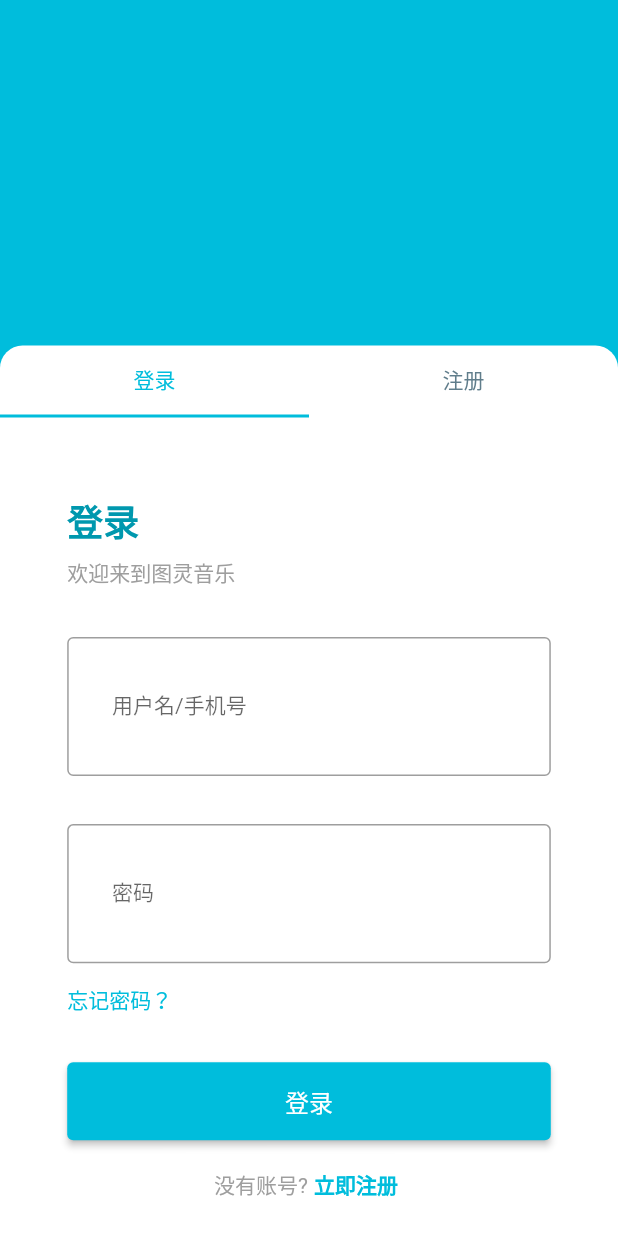
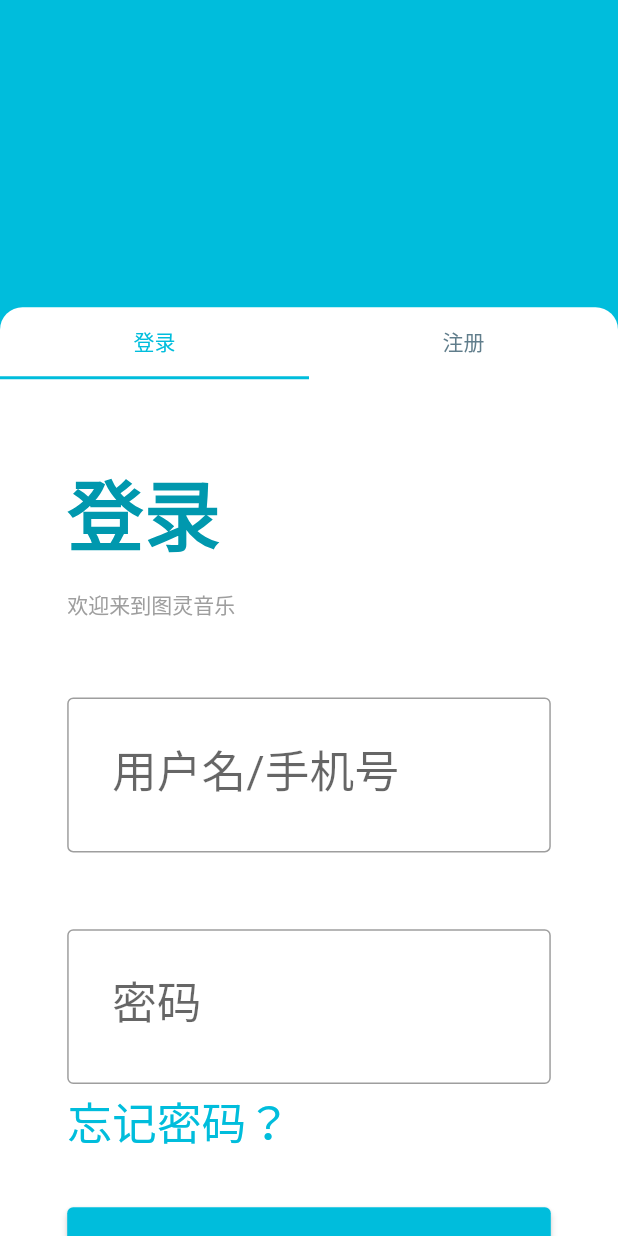
Before and after one commit to Fuarm/tuling-music-app, a Flutter app: the LoginPage screen opened by its route, on a phone screen of 412 x 824 dp. Run offline on Flutter 3.47's test engine with Material 2 defaults, Android fonts, the phone set to English and light mode, and no system bars; network calls fail.

Commit message:
fix: 登录页使用SingleChildScrollView修复页面超出问题，首页SingleChildScrollView更换为基于Sliver的按需加载组件ListView

```diff
--- a/lib/main.dart
+++ b/lib/main.dart
@@ -19,7 +19,7 @@ class TuLingMusic extends StatelessWidget {
         primarySwatch: primaryColors,
         tabBarTheme: tabBarTheme,
       ),
-      // initialRoute: '/',
+      initialRoute: '/login',
       home: const BottomTabBar(),
       routes: {
         '/login': (context) => const LoginPage()
--- a/lib/pages/bottom_tab_bar/bottom_tab_bar.dart
+++ b/lib/pages/bottom_tab_bar/bottom_tab_bar.dart
@@ -1,6 +1,6 @@
 import 'package:flutter/material.dart';
 import 'package:tuling_music_app/pages/home/home_page.dart';
-import 'package:tuling_music_app/pages/login/login_page.dart';
+import 'package:tuling_music_app/pages/user/user_page.dart';
 
 class BottomTabBar extends StatefulWidget {
   const BottomTabBar({Key? key}) : super(key: key);
@@ -42,7 +42,7 @@ class _BottomTabBarState extends State<BottomTabBar> {
       body: PageView(
         children: const [
           HomePage(),
-          LoginPage()
+          UserPage()
         ],
         controller: _pageController,
         onPageChanged: _onPageChanged,
--- a/lib/pages/home/header.dart
+++ b/lib/pages/home/header.dart
@@ -12,7 +12,7 @@ class Header extends StatelessWidget {
       height: Sizes.size20 * 36,
       child: Stack(
         children: [
-          const NotificationArea(),
+          NotificationArea(),
           Transform.translate(
             offset: Offset(0, Sizes.size20 * 14),
             child: const CategoryBanner(),
--- a/lib/pages/home/home_page.dart
+++ b/lib/pages/home/home_page.dart
@@ -18,7 +18,7 @@ class HomePage extends StatefulWidget {
 class _HomePageState extends State<HomePage> {
 
   final ScrollController _controller = ScrollController();
-  final double _stateBarHeight = window.padding.top / window.devicePixelRatio;
+  final double _stateBarHeight = MediaQueryData.fromWindow(window).padding.top;
   double _sigma = 0;
 
 
@@ -51,9 +51,9 @@ class _HomePageState extends State<HomePage> {
     return Scaffold(
       body: Stack(
         children: [
-          SingleChildScrollView(
+          ListView(
             controller: _controller,
-            child: Column(
+            padding: const EdgeInsets.all(0),
             children: [
               const Header(),
               PlateTitle(title: "流行音乐家", onPress: () {}),
@@ -152,7 +152,6 @@ class _HomePageState extends State<HomePage> {
               const MusicList(),
             ],
           ),
-          ),
           Positioned(
             top: 0,
             child: ClipRect(
--- a/lib/pages/home/notification_area.dart
+++ b/lib/pages/home/notification_area.dart
@@ -1,14 +1,19 @@
+import 'dart:ui';
+
 import 'package:flutter/material.dart';
 import 'package:tuling_music_app/theme.dart';
 import 'package:tuling_music_app/utils/sizes.dart';
 
 class NotificationArea extends StatelessWidget {
-  const NotificationArea({Key? key}) : super(key: key);
+  NotificationArea({Key? key}) : super(key: key);
+
+  final double _stateBarHeight = MediaQueryData.fromWindow(window).padding.top;
 
   @override
   Widget build(BuildContext context) {
     return Container(
         width: MediaQuery.of(context).size.width,
+        height: Sizes.size32 * 12 + _stateBarHeight,
         decoration: BoxDecoration(
             image: DecorationImage(
                 image: Image.network('https://img2.baidu.com/it/u=4162224702,2932016509&fm=253&fmt=auto&app=138&f=JPEG?w=500&h=500').image,
@@ -18,13 +23,10 @@ class NotificationArea extends StatelessWidget {
             borderRadius: BorderRadius.only(bottomRight: Radius.circular(Sizes.size48 * 4))
         ),
         clipBehavior: Clip.hardEdge,
-        child: SafeArea(
-            child: SizedBox(
-                height: Sizes.size32 * 12,
         child: Column(
           children: [
             Container(
-                      height: Sizes.size42 * 4,
+              margin: EdgeInsets.only(top: Sizes.size36 + _stateBarHeight),
               padding: EdgeInsets.symmetric(horizontal: Sizes.size48),
               child: Row(
                 mainAxisAlignment: MainAxisAlignment.spaceBetween,
@@ -114,8 +116,6 @@ class NotificationArea extends StatelessWidget {
             )
           ],
         ),
-            ),
-        ),
       );
   }
 }
--- a/lib/pages/login/login_page.dart
+++ b/lib/pages/login/login_page.dart
@@ -1,3 +1,5 @@
+import 'dart:ui';
+
 import 'package:flutter/material.dart';
 import 'package:tuling_music_app/theme.dart';
 import 'package:tuling_music_app/utils/sizes.dart';
@@ -14,6 +16,8 @@ class LoginPage extends StatefulWidget {
 class _LoginPageState extends State<LoginPage> with TickerProviderStateMixin {
 
   late TabController _tabController;
+  final double _stateBarHeight = MediaQueryData.fromWindow(window).padding.top;
+  final double _height = MediaQueryData.fromWindow(window).size.height;
 
   @override
   void initState() {
@@ -24,17 +28,13 @@ class _LoginPageState extends State<LoginPage> with TickerProviderStateMixin {
   @override
   Widget build(BuildContext context) {
     return Scaffold(
-      body: SingleChildScrollView(
-        child: Container(
+      body: Container(
+        width: MediaQuery.of(context).size.width,
         color: primaryColors,
-          width: MediaQuery.of(context).size.width,
-          height: MediaQuery.of(context).size.height,
-          child: SafeArea(
-            bottom: false,
         child: Column(
           children: [
-                SizedBox(height: Sizes.size54 * 4),
-                Flexible(
+            SizedBox(height: Sizes.size48 * 4 + _stateBarHeight),
+            Expanded(
               child: Container(
                   decoration: const BoxDecoration(
                     color: Colors.white,
@@ -43,8 +43,6 @@ class _LoginPageState extends State<LoginPage> with TickerProviderStateMixin {
                       topRight: Radius.circular(15)
                     )
                   ),
-                    child: SafeArea(
-                      top: false,
                   child: Column(
                     children: [
                       TabBar(
@@ -54,12 +52,15 @@ class _LoginPageState extends State<LoginPage> with TickerProviderStateMixin {
                           Tab(text: "注册"),
                         ]
                       ),
-                          Flexible(
+                      Expanded(
                         child: TabBarView(
                           controller: _tabController,
-                              children: const [
-                                SignIn(),
-                                SignUp(),
+                          children: [
+                            SignIn(
+                                height: _height - Sizes.size48 * 6 - _stateBarHeight,
+                                tabController: _tabController
+                            ),
+                            const SignUp(),
                           ],
                         ),
                       ),
@@ -67,10 +68,7 @@ class _LoginPageState extends State<LoginPage> with TickerProviderStateMixin {
                   ),
                 ),
             ),
-                ),
           ],
-            ),
-          ),
         ),
       ),
     );
--- a/lib/pages/login/sign_in.dart
+++ b/lib/pages/login/sign_in.dart
@@ -1,10 +1,19 @@
+import 'dart:ui';
+
 import 'package:flutter/material.dart';
 import 'package:tuling_music_app/theme.dart';
 import 'package:tuling_music_app/utils/sizes.dart';
 
 class SignIn extends StatefulWidget {
 
-  const SignIn({Key? key}) : super(key: key);
+  const SignIn({
+    Key? key,
+    required this.height,
+    required this.tabController
+  }) : super(key: key);
+
+  final double height;
+  final TabController tabController;
 
   @override
   State<SignIn> createState() => _SignInState();
@@ -12,71 +21,77 @@ class SignIn extends StatefulWidget {
 
 class _SignInState extends State<SignIn> {
 
+  final double _safeAreaBottom = MediaQueryData.fromWindow(window).padding.bottom;
+
   @override
   Widget build(BuildContext context) {
     final ButtonStyle style = ElevatedButton.styleFrom(
       onPrimary: Colors.white,
-      textStyle: const TextStyle(fontSize: 16),
+      textStyle: TextStyle(fontSize: Sizes.size32),
       padding: const EdgeInsets.all(14.0)
     );
 
-    return Container(
+    return SingleChildScrollView(
+      child: Container(
+        constraints: BoxConstraints(
+          minHeight: widget.height
+        ),
         padding: EdgeInsets.only(
           left: Sizes.size42,
           right: Sizes.size42,
           top: Sizes.size48,
         ),
+        child: IntrinsicHeight(
           child: Column(
             children: [
-          Expanded(
-            child: Column(
+              Column(
                 crossAxisAlignment: CrossAxisAlignment.start,
                 children: [
                   Text("登录",
                     style: TextStyle(
-                    fontSize: 24,
+                      fontSize: Sizes.size48,
                       color: primaryColors.shade700,
                       fontWeight: FontWeight.bold,
                     ),
                   ),
-                const SizedBox(height: 6),
+                  SizedBox(height: Sizes.size12),
                   const Text("欢迎来到图灵音乐",
                     style: TextStyle(
                         fontSize: 14,
                         color: Colors.grey
                     ),
                   ),
-                const SizedBox(height: 32),
+                  SizedBox(height: Sizes.size24 * 2),
                   TextField(
-                  style: const TextStyle(fontSize: 14),
+                    style: TextStyle(fontSize: Sizes.size28),
                     decoration: InputDecoration(
-                    floatingLabelStyle: const TextStyle(fontSize: 16),
-                    contentPadding: EdgeInsets.symmetric(horizontal: Sizes.size28, vertical: Sizes.size36),
+                      floatingLabelStyle: TextStyle(fontSize: Sizes.size32),
+                      contentPadding: EdgeInsets.symmetric(horizontal: Sizes.size28, vertical: Sizes.size32),
                       border: const OutlineInputBorder(),
                       labelText: '用户名/手机号',
                     ),
                   ),
-                const SizedBox(height: 32),
+                  SizedBox(height: Sizes.size48),
                   TextField(
                     obscureText: true,
-                  style: const TextStyle(fontSize: 14),
+                    style: TextStyle(fontSize: Sizes.size28),
                     decoration: InputDecoration(
-                    floatingLabelStyle: const TextStyle(fontSize: 16),
-                    contentPadding: EdgeInsets.symmetric(horizontal: Sizes.size28, vertical: Sizes.size36),
+                      floatingLabelStyle: TextStyle(fontSize: Sizes.size32),
+                      contentPadding: EdgeInsets.symmetric(horizontal: Sizes.size28, vertical: Sizes.size32),
                       border: const OutlineInputBorder(),
                       labelText: '密码',
                     ),
                   ),
                   TextButton(
                     style: TextButton.styleFrom(
-                    textStyle: const TextStyle(fontSize: 14),
+                        textStyle: TextStyle(fontSize: Sizes.size28),
                         primary: Colors.white,
                         padding: const EdgeInsets.all(0)
                     ),
                     onPressed: () {},
                     child: const Text('忘记密码？', style: TextStyle(color: primaryColors)),
                   ),
-                const SizedBox(height: 18),
+                  SizedBox(height: Sizes.size32),
                   FractionallySizedBox(
                     widthFactor: 1,
                     child: ElevatedButton(
@@ -85,9 +100,38 @@ class _SignInState extends State<SignIn> {
                       child: const Text("登录"),
                     ),
                   ),
+                  const SizedBox(height: 24),
+                ],
+              ),
+              const Expanded(
+                child: SizedBox(),
+              ),
+              Column(
+                children: [
+                  Text("其他登录方式", style: secondaryText),
+                  SizedBox(height: Sizes.size32),
+                  SingleChildScrollView(
+                    scrollDirection: Axis.horizontal,
+                    child: Row(
+                      children: [
+                        const CircleAvatar(
+                          backgroundColor: Colors.lightBlue,
+                          child: Icon(Icons.fingerprint, color: Colors.white),
+                        ),
+                        SizedBox(width: Sizes.size24),
+                        const CircleAvatar(
+                          backgroundColor: Colors.green,
+                          child: Icon(Icons.construction_sharp, color: Colors.white),
+                        ),
+                        SizedBox(width: Sizes.size24),
+                        const CircleAvatar(
+                          backgroundColor: Colors.black,
+                          child: Icon(Icons.local_fire_department, color: Colors.white),
+                        ),
                       ],
                     ),
                   ),
+                  SizedBox(height: Sizes.size24),
                   Row(
                     mainAxisAlignment: MainAxisAlignment.center,
                     children: [
@@ -96,14 +140,20 @@ class _SignInState extends State<SignIn> {
                         style: TextButton.styleFrom(
                           textStyle: const TextStyle(fontSize: 14, fontWeight: FontWeight.bold),
                           primary: Colors.white,
-                  padding: const EdgeInsets.symmetric(vertical: 24),
                         ),
-                onPressed: () {},
+                        onPressed: () {
+                          widget.tabController.animateTo(1);
+                        },
                         child: const Text('立即注册', style: TextStyle(color: primaryColors)),
                       ),
                     ],
-          )
+                  ),
                 ],
+              ),
+              SizedBox(height: _safeAreaBottom),
+            ],
+          ),
+        ),
       ),
     );
   }
--- /dev/null
+++ b/lib/pages/user/user_page.dart
@@ -0,0 +1,17 @@
+import 'package:flutter/material.dart';
+
+class UserPage extends StatefulWidget {
+  const UserPage({Key? key}) : super(key: key);
+
+  @override
+  State<UserPage> createState() => _UserPageState();
+}
+
+class _UserPageState extends State<UserPage> {
+  @override
+  Widget build(BuildContext context) {
+    return const Center(
+      child: Text("this is user page"),
+    );
+  }
+}
```
Also changed, not shown: 1 other file. Lines whose indentation alone changed are shown as unchanged.
